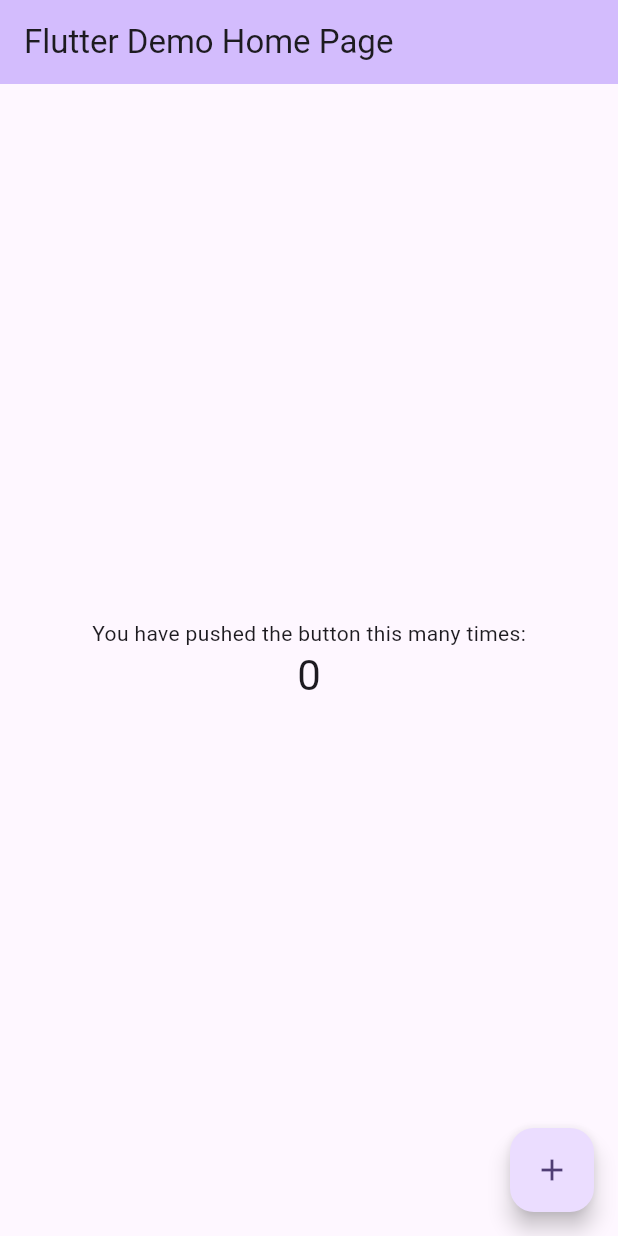
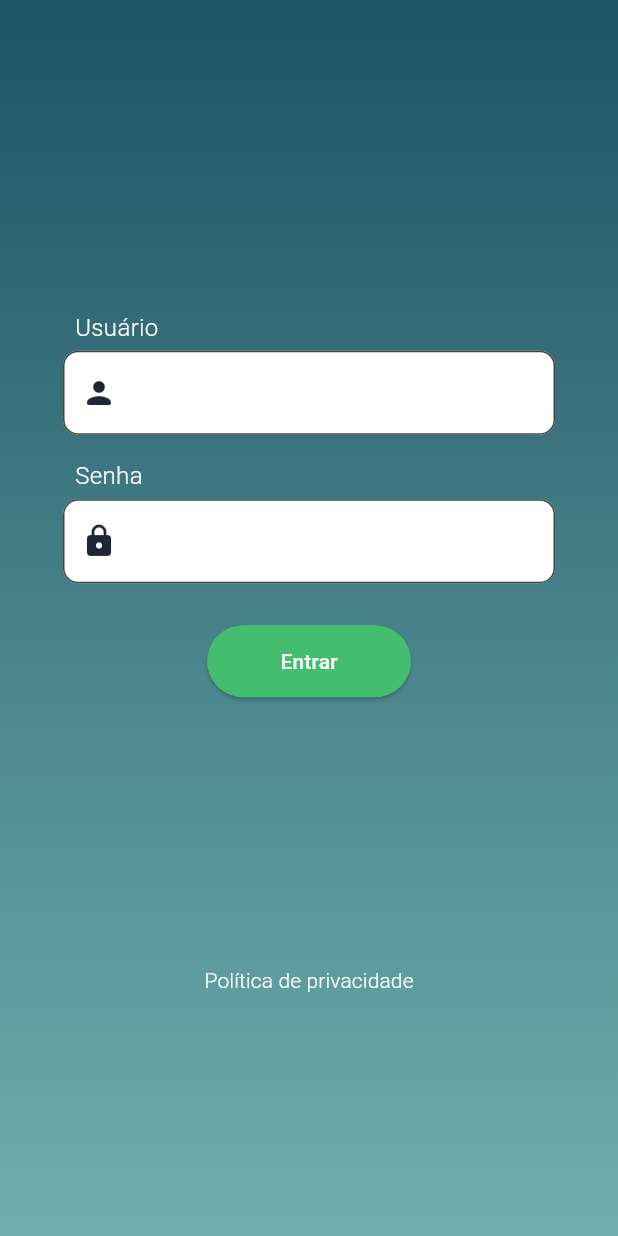
Before and after one commit to Mosarto/targetteste, a Flutter app: the screen it shows after launch, on a phone screen of 412 x 824 dp. Run offline on Flutter 3.47's test engine with Material 3 defaults, Android fonts, the phone set to English and light mode, and no system bars; our stand-ins replace flutter_mobx, mobx, shared_preferences; generated files the repository leaves out were written again.

Commit message:
finalizado

```diff
--- a/lib/main.dart
+++ b/lib/main.dart
@@ -1,4 +1,5 @@
 import 'package:flutter/material.dart';
+import 'package:target/screens/login_screen.dart';
 
 void main() {
   runApp(const MyApp());
@@ -7,119 +8,17 @@ void main() {
 class MyApp extends StatelessWidget {
   const MyApp({super.key});
 
-  // This widget is the root of your application.
   @override
   Widget build(BuildContext context) {
     return MaterialApp(
-      title: 'Flutter Demo',
+      title: 'Target Sistemas',
       theme: ThemeData(
-        // This is the theme of your application.
-        //
-        // TRY THIS: Try running your application with "flutter run". You'll see
-        // the application has a purple toolbar. Then, without quitting the app,
-        // try changing the seedColor in the colorScheme below to Colors.green
-        // and then invoke "hot reload" (save your changes or press the "hot
-        // reload" button in a Flutter-supported IDE, or press "r" if you used
-        // the command line to start the app).
-        //
-        // Notice that the counter didn't reset back to zero; the application
-        // state is not lost during the reload. To reset the state, use hot
-        // restart instead.
-        //
-        // This works for code too, not just values: Most code changes can be
-        // tested with just a hot reload.
-        colorScheme: ColorScheme.fromSeed(seedColor: Colors.deepPurple),
+        colorScheme: ColorScheme.fromSeed(
+          seedColor: const Color(0xff44bd6e),
+        ),
         useMaterial3: true,
       ),
-      home: const MyHomePage(title: 'Flutter Demo Home Page'),
+      home: const LoginScreen(),
     );
   }
 }
-
-class MyHomePage extends StatefulWidget {
-  const MyHomePage({super.key, required this.title});
-
-  // This widget is the home page of your application. It is stateful, meaning
-  // that it has a State object (defined below) that contains fields that affect
-  // how it looks.
-
-  // This class is the configuration for the state. It holds the values (in this
-  // case the title) provided by the parent (in this case the App widget) and
-  // used by the build method of the State. Fields in a Widget subclass are
-  // always marked "final".
-
-  final String title;
-
-  @override
-  State<MyHomePage> createState() => _MyHomePageState();
-}
-
-class _MyHomePageState extends State<MyHomePage> {
-  int _counter = 0;
-
-  void _incrementCounter() {
-    setState(() {
-      // This call to setState tells the Flutter framework that something has
-      // changed in this State, which causes it to rerun the build method below
-      // so that the display can reflect the updated values. If we changed
-      // _counter without calling setState(), then the build method would not be
-      // called again, and so nothing would appear to happen.
-      _counter++;
-    });
-  }
-
-  @override
-  Widget build(BuildContext context) {
-    // This method is rerun every time setState is called, for instance as done
-    // by the _incrementCounter method above.
-    //
-    // The Flutter framework has been optimized to make rerunning build methods
-    // fast, so that you can just rebuild anything that needs updating rather
-    // than having to individually change instances of widgets.
-    return Scaffold(
-      appBar: AppBar(
-        // TRY THIS: Try changing the color here to a specific color (to
-        // Colors.amber, perhaps?) and trigger a hot reload to see the AppBar
-        // change color while the other colors stay the same.
-        backgroundColor: Theme.of(context).colorScheme.inversePrimary,
-        // Here we take the value from the MyHomePage object that was created by
-        // the App.build method, and use it to set our appbar title.
-        title: Text(widget.title),
-      ),
-      body: Center(
-        // Center is a layout widget. It takes a single child and positions it
-        // in the middle of the parent.
-        child: Column(
-          // Column is also a layout widget. It takes a list of children and
-          // arranges them vertically. By default, it sizes itself to fit its
-          // children horizontally, and tries to be as tall as its parent.
-          //
-          // Column has various properties to control how it sizes itself and
-          // how it positions its children. Here we use mainAxisAlignment to
-          // center the children vertically; the main axis here is the vertical
-          // axis because Columns are vertical (the cross axis would be
-          // horizontal).
-          //
-          // TRY THIS: Invoke "debug painting" (choose the "Toggle Debug Paint"
-          // action in the IDE, or press "p" in the console), to see the
-          // wireframe for each widget.
-          mainAxisAlignment: MainAxisAlignment.center,
-          children: <Widget>[
-            const Text(
-              'You have pushed the button this many times:',
-            ),
-            Text(
-              '$_counter',
-              style: Theme.of(context).textTheme.headlineMedium,
-            ),
-          ],
-        ),
-      ),
-      floatingActionButton: FloatingActionButton(
-        onPressed: _incrementCounter,
-        tooltip: 'Increment',
-        child: const Icon(Icons.add),
-      ), // This trailing comma makes auto-formatting nicer for build methods.
-    );
-  }
-}
--- /dev/null
+++ b/lib/screens/login_screen.dart
@@ -0,0 +1,144 @@
+import 'package:flutter/material.dart';
+import 'package:target/data/providers/item_provider.dart';
+import 'package:target/screens/home_screen.dart';
+import 'package:target/utils/validators.dart';
+import 'package:target/widgets/custom_text_field_widget.dart';
+import 'package:url_launcher/url_launcher.dart';
+
+class LoginScreen extends StatefulWidget {
+  const LoginScreen({super.key});
+
+  @override
+  State<LoginScreen> createState() => _LoginScreenState();
+}
+
+class _LoginScreenState extends State<LoginScreen> {
+  final GlobalKey<FormState> _formKey = GlobalKey<FormState>();
+
+  FocusNode? _userFocusNode;
+  TextEditingController? _userController;
+
+  FocusNode? _passwordFocusNode;
+  TextEditingController? _passwordController;
+
+  @override
+  void initState() {
+    _userFocusNode = FocusNode();
+    _userController = TextEditingController();
+    _passwordController = TextEditingController();
+    _passwordFocusNode = FocusNode();
+    super.initState();
+  }
+
+  @override
+  void dispose() {
+    _userFocusNode?.dispose();
+    _userController?.dispose();
+    _passwordController?.dispose();
+    _passwordFocusNode?.dispose();
+    super.dispose();
+  }
+
+  @override
+  Widget build(BuildContext context) {
+    return Scaffold(
+      body: Container(
+        height: double.maxFinite,
+        width: double.maxFinite,
+        padding: const EdgeInsets.all(42),
+        decoration: const BoxDecoration(
+          gradient: LinearGradient(
+            end: Alignment.bottomCenter,
+            begin: Alignment.topCenter,
+            colors: [
+              Color(0xff1e5365),
+              Color(0xff6fb0ae),
+            ],
+          ),
+        ),
+        child: Form(
+          key: _formKey,
+          child: SingleChildScrollView(
+            child: Column(
+              children: [
+                SizedBox(height: MediaQuery.of(context).size.height * 0.2),
+                CustomTextFieldWidget(
+                  focusNode: _userFocusNode,
+                  controller: _userController,
+                  validator: senhaValidator,
+                  label: 'Usuário',
+                  icon: const Icon(
+                    Icons.person_rounded,
+                    color: Color(0xff1f2737),
+                  ),
+                ),
+                const SizedBox(height: 16),
+                CustomTextFieldWidget(
+                  obscureText: true,
+                  focusNode: _passwordFocusNode,
+                  controller: _passwordController,
+                  validator: senhaValidator,
+                  label: 'Senha',
+                  icon: const Icon(
+                    Icons.lock_rounded,
+                    color: Color(0xff1f2737),
+                  ),
+                ),
+                const SizedBox(height: 28),
+                ElevatedButton(
+                  style: ElevatedButton.styleFrom(
+                    minimumSize: const Size(136, 48),
+                    backgroundColor: const Color(0xff44bd6e),
+                  ),
+                  onPressed: () async {
+                    if (_formKey.currentState!.validate()) {
+                      await getItems().then(
+                        (value) => Navigator.of(context).pushReplacement(
+                          MaterialPageRoute(
+                            builder: (context) => HomeScreen(
+                              items: value,
+                            ),
+                          ),
+                        ),
+                      );
+                    }
+                  },
+                  child: const Text(
+                    'Entrar',
+                    style: TextStyle(
+                      color: Colors.white,
+                    ),
+                  ),
+                ),
+                SizedBox(height: MediaQuery.of(context).size.height * 0.2),
+                TextButton(
+                  onPressed: () async {
+                    if (!await launchUrl(
+                      Uri.parse('https://www.google.com.br'),
+                    )) {
+                      if (!mounted) return;
+                      ScaffoldMessenger.of(context).showSnackBar(
+                        const SnackBar(
+                          content: Text('Não foi possível abrir o link'),
+                        ),
+                      );
+                    }
+                  },
+                  style: TextButton.styleFrom(
+                    foregroundColor: Colors.white,
+                  ),
+                  child: const Text(
+                    'Política de privacidade',
+                    style: TextStyle(
+                      fontWeight: FontWeight.w300,
+                    ),
+                  ),
+                ),
+              ],
+            ),
+          ),
+        ),
+      ),
+    );
+  }
+}
--- /dev/null
+++ b/lib/utils/validators.dart
@@ -0,0 +1,44 @@
+String? senhaValidator(String? value) {
+  if (value == null || value.isEmpty) {
+    return 'Senha obrigatória';
+  }
+  if (value.length < 2) {
+    return 'Senha deve ter mais de 2 caracteres';
+  }
+  if (!RegExp(r'^[a-zA-Z0-9]{2,}$').hasMatch(value)) {
+    return 'Senha deve ter apenas letras e números';
+  }
+  if (value.length > 20) {
+    return 'Senha deve ter menos de 20 caracteres';
+  }
+  if (value.endsWith(' ')) {
+    return 'Senha não pode terminar com espaço';
+  }
+  return null;
+}
+
+String? usuarioValidador(String? value) {
+  if (value == null || value.isEmpty) {
+    return 'Usuário obrigatório';
+  }
+  if (value.length > 20) {
+    return 'Usuário deve ter menos de 20 caracteres';
+  }
+  if (value.endsWith(' ')) {
+    return 'Usuário não pode terminar com espaço';
+  }
+  return null;
+}
+
+String? tituloValidator(String? value) {
+  if (value == null || value.isEmpty) {
+    return 'Título obrigatório';
+  }
+  if (value.length > 20) {
+    return 'Título deve ter menos de 20 caracteres';
+  }
+  if (value.endsWith(' ')) {
+    return 'Título não pode terminar com espaço';
+  }
+  return null;
+}
--- /dev/null
+++ b/lib/widgets/custom_text_field_widget.dart
@@ -0,0 +1,59 @@
+import 'package:flutter/material.dart';
+
+class CustomTextFieldWidget extends StatelessWidget {
+  final String label;
+  final Icon icon;
+  final FocusNode? focusNode;
+  final TextEditingController? controller;
+  final String? Function(String?)? validator;
+  final bool? obscureText;
+  const CustomTextFieldWidget({
+    super.key,
+    required this.label,
+    required this.icon,
+    required this.focusNode,
+    required this.controller,
+    required this.validator,
+    this.obscureText = false,
+  });
+
+  @override
+  Widget build(BuildContext context) {
+    return Column(
+      crossAxisAlignment: CrossAxisAlignment.start,
+      children: [
+        Padding(
+          padding: const EdgeInsets.only(left: 8, bottom: 4),
+          child: Text(
+            label,
+            style: const TextStyle(
+              color: Colors.white,
+              fontSize: 16,
+              fontWeight: FontWeight.w300,
+            ),
+          ),
+        ),
+        TextFormField(
+          obscureText: obscureText!,
+          focusNode: focusNode,
+          controller: controller,
+          validator: validator,
+          decoration: InputDecoration(
+            filled: true,
+            fillColor: Colors.white,
+            prefixIcon: icon,
+            border: const OutlineInputBorder(
+              borderRadius: BorderRadius.all(
+                Radius.circular(10),
+              ),
+            ),
+            errorStyle: const TextStyle(
+              color: Colors.red,
+              fontSize: 14,
+            ),
+          ),
+        ),
+      ],
+    );
+  }
+}
--- a/pubspec.yaml
+++ b/pubspec.yaml
@@ -35,6 +35,12 @@ dependencies:
   # The following adds the Cupertino Icons font to your application.
   # Use with the CupertinoIcons class for iOS style icons.
   cupertino_icons: ^1.0.2
+  url_launcher: ^6.2.1
+  shared_preferences: ^2.2.2
+  mobx: ^2.2.1
+  flutter_mobx: ^2.2.0
+  build_runner: ^2.4.7
+  mobx_codegen: ^2.4.0
 
 dev_dependencies:
   flutter_test:
```
Also changed, not shown: lib/data/models/item_model.dart (added, +23 -0 lines), lib/data/providers/item_provider.dart (added, +35 -0 lines), lib/data/providers/itens_mobx.dart (added, +34 -0 lines), lib/screens/home_screen.dart (added, +292 -0 lines), lib/data/providers/itens_mobx.g.dart (added), pubspec.lock, 5 other files.
